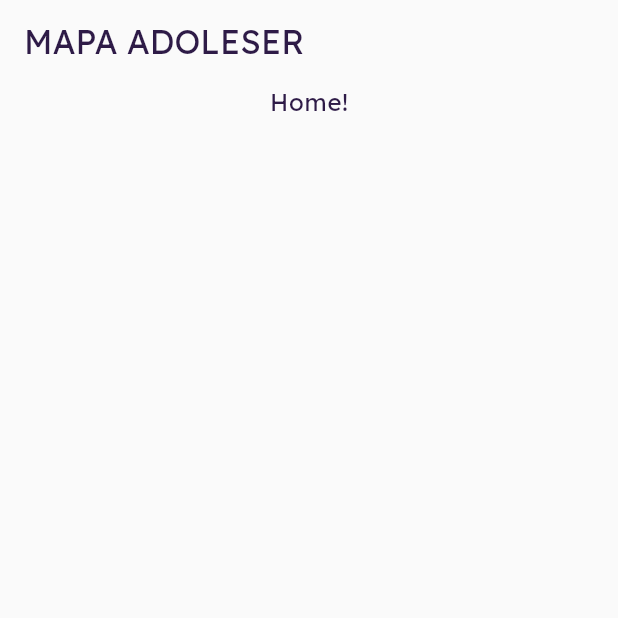
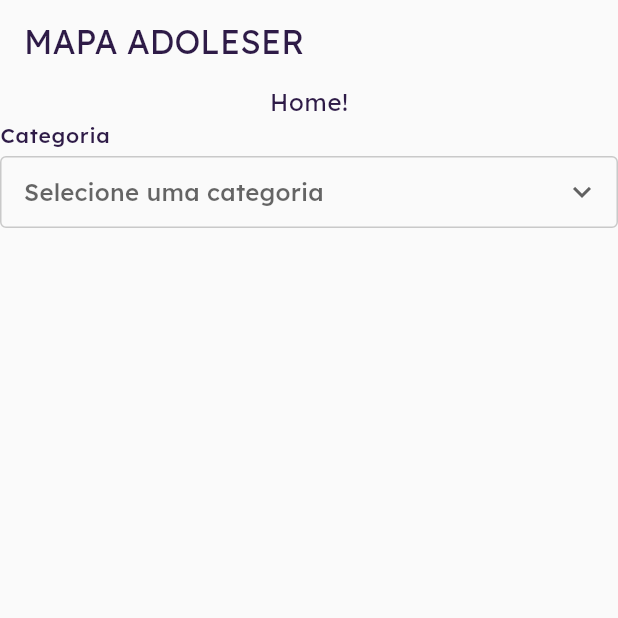
Before and after one commit to petbccufscar/mapa-adoleser, a Flutter app: the screen it shows after launch, on a phone screen of 412 x 824 dp, the top half of it. Run offline on Flutter 3.47's test engine with Material 3 defaults, Android fonts, the phone set to English and light mode, and no system bars; our stand-ins replace go_router.

Commit message:
feat: dropdown

```diff
--- a/frontend/lib/presentation/pages/home/home_page.dart
+++ b/frontend/lib/presentation/pages/home/home_page.dart
@@ -1,9 +1,46 @@
 import 'package:flutter/material.dart';
+import 'package:mapa_adoleser/presentation/widgets/dropdown.dart';
 
 import '../../widgets/responsive_menu.dart';
 
 /// Página inicial da aplicação, exibida ao iniciar.
 /// Integra componentes visuais e gerencia o layout da home.
+
+class MyFormPage extends StatefulWidget {
+  @override
+  _MyFormPageState createState() => _MyFormPageState();
+}
+
+class _MyFormPageState extends State<MyFormPage> {
+  String? selectedOption;
+
+  final List<DropdownMenuItem<String>> options = [
+    const DropdownMenuItem(value: '1', child: Text('Opção 1')),
+    const DropdownMenuItem(value: '2', child: Text('Opção 2')),
+    const DropdownMenuItem(value: '3', child: Text('Opção 3')),
+  ];
+
+  @override
+  Widget build(BuildContext context) {
+    return Form(
+      child: CustomDropdownField<String>(
+        label: 'Categoria',
+        hint: 'Selecione uma categoria',
+        value: selectedOption,
+        items: options,
+        onChanged: (value) {
+          setState(() {
+            selectedOption = value;
+          });
+        },
+        validator: (value) {
+          if (value == null) return 'Por favor, selecione uma opção';
+          return null;
+        },
+      ),
+    );
+  }
+}
 
 class HomePage extends StatelessWidget {
   const HomePage({super.key});
@@ -17,6 +54,8 @@ class HomePage extends StatelessWidget {
     // final themeProvider = Provider.of<ThemeProvider>(context);
     // final isDark = themeProvider.themeMode == ThemeMode.dark;
 
+    String? selectedOption;
+
     return Scaffold(
       appBar: const ResponsiveMenu(),
       body: Center(
@@ -25,7 +64,8 @@ class HomePage extends StatelessWidget {
             Text(
               'Home!',
               style: Theme.of(context).textTheme.bodyLarge,
-            )
+            ),
+            MyFormPage()
           ],
         ),
       ),
--- /dev/null
+++ b/frontend/lib/presentation/widgets/dropdown.dart
@@ -0,0 +1,43 @@
+import 'package:flutter/material.dart';
+
+/// Widget customizado de campo dropdown, com estilo consistente com CustomTextField.
+
+class CustomDropdownField<T> extends StatelessWidget {
+  final String label; // Label acima do campo
+  final String? hint; // Placeholder dentro do campo
+  final T? value; // Valor selecionado atual
+  final List<DropdownMenuItem<T>> items; // Itens disponíveis no dropdown
+  final void Function(T?) onChanged; // Callback ao selecionar item
+  final String? Function(T?)? validator; // Validação do campo
+
+  const CustomDropdownField(
+      {super.key,
+      required this.label,
+      this.hint,
+      required this.value,
+      required this.items,
+      required this.onChanged,
+      this.validator});
+
+  @override
+  Widget build(BuildContext context) {
+    return Column(crossAxisAlignment: CrossAxisAlignment.start, children: [
+      Text(
+        label,
+        style: Theme.of(context).textTheme.labelMedium,
+      ),
+      const SizedBox(height: 5),
+      DropdownButtonFormField<T>(
+          icon: const Icon(Icons.keyboard_arrow_down),
+          value: value,
+          items: items,
+          onChanged: onChanged,
+          validator: validator,
+          decoration: InputDecoration(
+            hintText: hint,
+            contentPadding:
+                const EdgeInsets.symmetric(horizontal: 12, vertical: 10),
+          ))
+    ]);
+  }
+}
```
